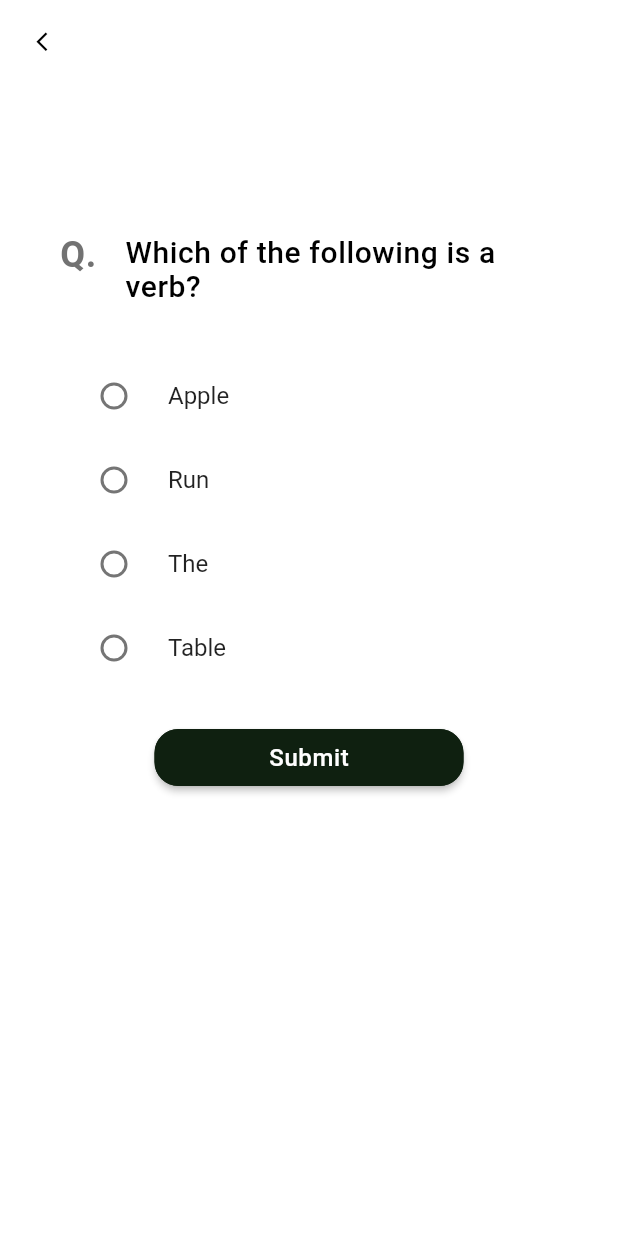
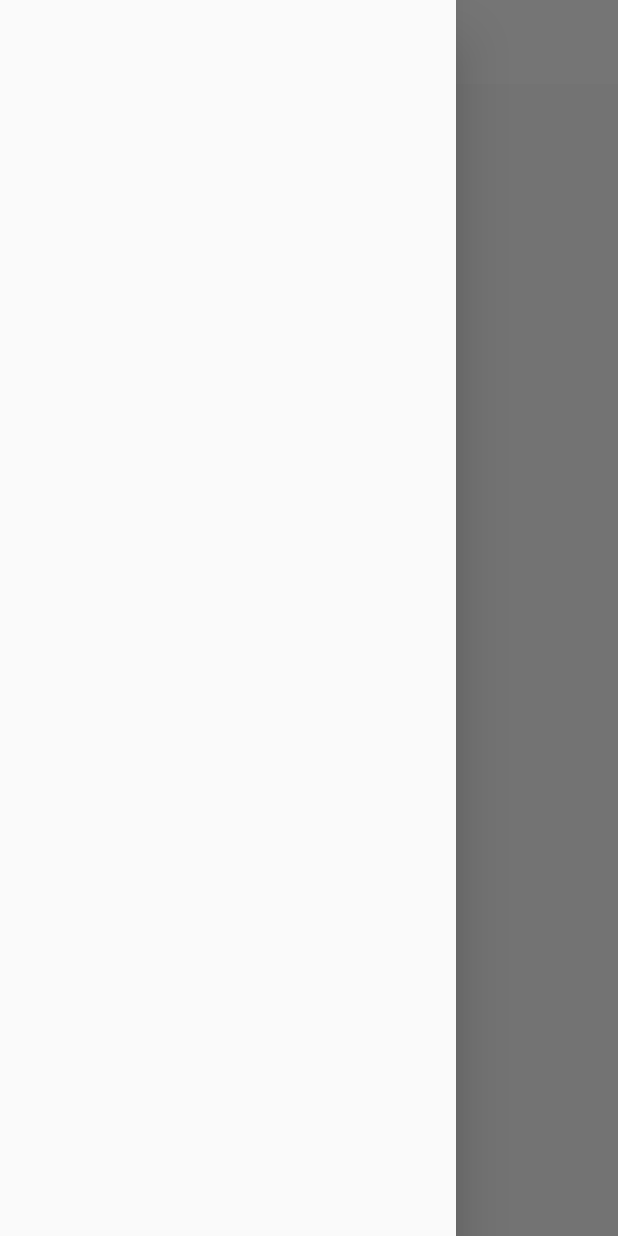
Before and after one commit to HammadMansha/so_teach, a Flutter app: the screen it shows after launch, with the side drawer open (before the commit the screen has no drawer), on a phone screen of 412 x 824 dp. Run offline on Flutter 3.47's test engine with Material 2 defaults, Android fonts, the phone set to English and light mode, and no system bars; our stand-ins replace get, get_storage; missing offline and left inert: intro_screen_onboarding_flutter.

Commit message:
some changes

```diff
--- a/lib/constants/app_assets/app_assets.dart
+++ b/lib/constants/app_assets/app_assets.dart
@@ -41,6 +41,8 @@ class AppAssets {
   static const String logo = "$imageDir/logo.png";
   static const String loading = "$imageDir/loading.png";
   static const String world = "$imageDir/world.png";
+  static const String level = "$imageDir/level.png";
+  static const String courseImg = "$imageDir/course_img.png";
 
 
 
--- a/lib/constants/app_strings/app_strings.dart
+++ b/lib/constants/app_strings/app_strings.dart
@@ -88,6 +88,10 @@ static const String username="Jim.";
 static const String quizScreenText="Take the following quiz so we can design lessons for you!";
 static const String quizScreenContent="Its a basic quiz which is designed to help us understand your level of expertise in the English language. This will help us design a lesson plan which is tailored just for you. ";
 
+//--------------------Level screen text-----------------
+
+static const String levelScreenContent="Based on your test results, we recommend you start learning at:";
+static const String wantToLearn="I want to learn the basics of English language";
 
 
 
--- /dev/null
+++ b/lib/controllers/dashboard/dashboardscreen_controller.dart
@@ -0,0 +1,6 @@
+import 'package:flutter/material.dart';
+import 'package:get/get.dart';
+
+class DashboardScreenController extends GetxController{
+
+}
--- /dev/null
+++ b/lib/controllers/level/levelscreen_controller.dart
@@ -0,0 +1,6 @@
+import 'package:flutter/material.dart';
+import 'package:get/get.dart';
+
+class LevelScreenController extends GetxController{
+
+}
--- /dev/null
+++ b/lib/controllers/setting/settingscreen_controller.dart
@@ -0,0 +1,7 @@
+import 'package:get/get.dart';
+import 'package:flutter/material.dart';
+
+
+class SettingScreenController extends GetxController{
+
+}
--- a/lib/routes/app_pagess.dart
+++ b/lib/routes/app_pagess.dart
@@ -2,7 +2,9 @@
 import 'package:get/get.dart';
 import 'package:so_teach/controllers/quiz/quiz_question/quiz_questions_controller.dart';
 import 'package:so_teach/views/auth/signup/sign_up_verification.dart';
+import 'package:so_teach/views/level/level.dart';
 import 'package:so_teach/views/quiz/quiz_screen.dart';
+import 'package:so_teach/views/setting/setting.dart';
 
 import '../bindings/auth/login_binding.dart';
 import '../middlewears/auth/auth_middlewear.dart';
@@ -13,12 +15,13 @@ import '../views/auth/signup/sign_up.dart';
 import '../views/auth/signup/signup2.dart';
 import '../views/auth/signup_or_login.dart';
 
+import '../views/dashboard/dashboard_screen.dart';
 import '../views/quiz/quiz_questions/quiz_question_screen.dart';
 import '../views/splash/splash_screen.dart';
 import 'app_routes.dart';
 
 class AppPages {
-  static var initial = Routes.quizquestionScreen;
+  static var initial = Routes.settingsScreen;
   static final routes = [
     // <------ Splash Routes --------->
     GetPage(
@@ -108,6 +111,39 @@ class AppPages {
       //],
     ),
 
+    //--------------------Level Screen route-----------
+    GetPage(
+      name: Routes.levelScreen,
+      page: () =>  LevelScreen(),
+      // binding: ForgotPasswordBinding(),
+      // middlewares: [
+      //   RouteWelcomeMiddleware(priority: 1),
+
+      //],
+    ),
+
+
+    //--------------------Dashboard Screen route-----------
+    GetPage(
+      name: Routes.dashboardScreen,
+      page: () =>  DashboardScreen(),
+      // binding: ForgotPasswordBinding(),
+      // middlewares: [
+      //   RouteWelcomeMiddleware(priority: 1),
+
+      //],
+    ),
+
+    //--------------------Setting Screen route-----------
+    GetPage(
+      name: Routes.settingsScreen,
+      page: () =>  SettingViewScreen(),
+      // binding: ForgotPasswordBinding(),
+      // middlewares: [
+      //   RouteWelcomeMiddleware(priority: 1),
+
+      //],
+    ),
 
 
 
--- a/lib/routes/app_routes.dart
+++ b/lib/routes/app_routes.dart
@@ -8,6 +8,9 @@ class Routes {
   static const forgotPassword = '/forgotpassword';
   static const quizScreen = '/quizscreen';
   static const quizquestionScreen = '/quizQuestionScreen';
+  static const levelScreen = '/levelScreen';
+  static const dashboardScreen = '/dashboardScreen';
+  static const settingsScreen = '/settingsScreen';
 
 
 
--- /dev/null
+++ b/lib/views/setting/setting.dart
@@ -0,0 +1,35 @@
+import 'package:flutter/material.dart';
+import 'package:get/get.dart';
+
+import '../../controllers/setting/settingscreen_controller.dart';
+
+
+class SettingViewScreen extends StatelessWidget {
+  const SettingViewScreen({Key? key}) : super(key: key);
+
+  @override
+  Widget build(BuildContext context) {
+    return Scaffold(body: bodyData(context),
+      drawer: Drawer(),
+      appBar: AppBar(
+        iconTheme: IconThemeData(color: Colors.grey),
+
+        backgroundColor: Colors.white,
+        elevation: 0.0,
+
+      ),);
+  }
+  Widget bodyData(context){
+    return GetBuilder<SettingScreenController>(init:SettingScreenController(),builder: (_){
+      return Container(
+        height: Get.height,
+        width: Get.width,
+        child: Column(
+          children: [
+
+          ],
+        ),
+      );
+    });
+  }
+}
```
Also changed, not shown: lib/views/dashboard/dashboard_screen.dart (added, +226 -0 lines), lib/views/level/level.dart (added, +92 -0 lines), lib/widgets/common_textstyle/common_text_style.dart (+6 -1 lines), assets/images/course_img.png (added), assets/images/level.png (added).
